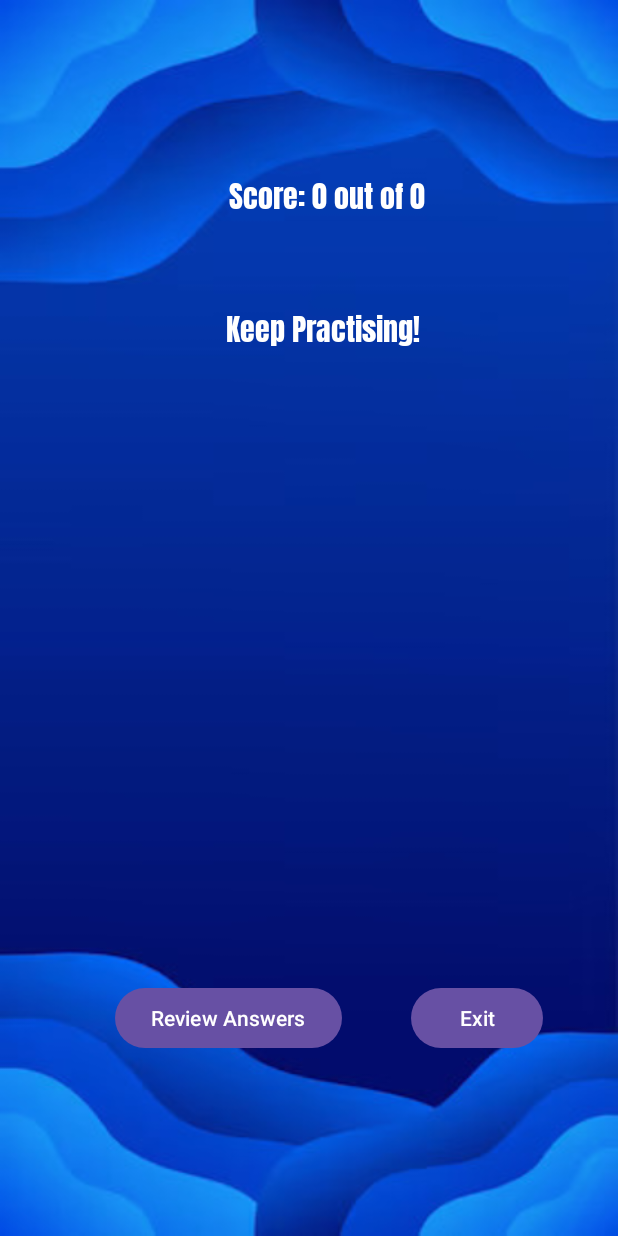
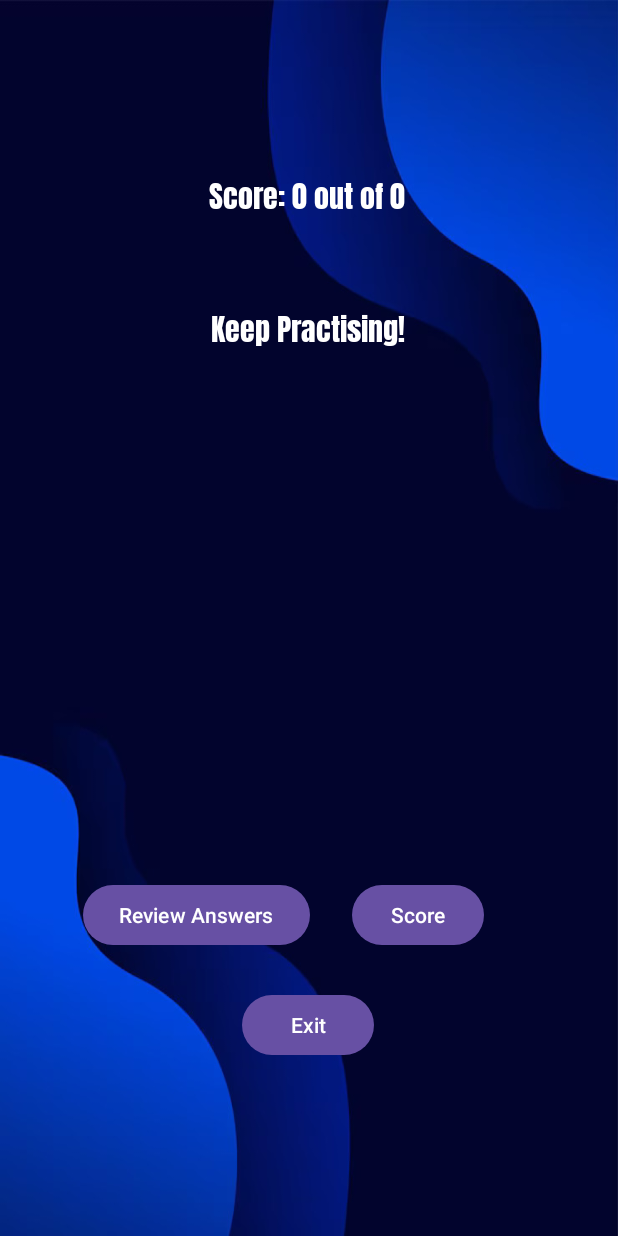
Before and after one commit to Taariq-Faker/Taariq-Faker-ST10479271-IMAD-ASSIGNEMENT-2, an Android app: the ScoreScreen screen opened directly, with no data from a screen before it, on a phone screen of 412 x 824 dp. Run offline under Robolectric (Android 15) with nearby library versions, the phone set to English and light mode, and no system bars.

Commit message:
-Added comments -Coded the third screen -Added a score button so that user can see there score again -Modified exit button so that is closes entire app -UI design changes 19/05/25

```diff
--- a/app/src/main/res/layout/activity_score_screen.xml
+++ b/app/src/main/res/layout/activity_score_screen.xml
@@ -5,7 +5,7 @@
     android:id="@+id/main"
     android:layout_width="match_parent"
     android:layout_height="match_parent"
-    android:background="@drawable/background_colorful_banner_modern_design_677411_3855"
+    android:background="@drawable/abstract_background_gradient_colorful_design_677411_3431"
     tools:context=".ScoreScreen">
 
   <TextView
@@ -19,7 +19,7 @@
       android:textSize="20sp"
       app:layout_constraintBottom_toBottomOf="parent"
       app:layout_constraintEnd_toEndOf="parent"
-      app:layout_constraintHorizontal_bias="0.551"
+      app:layout_constraintHorizontal_bias="0.497"
       app:layout_constraintStart_toStartOf="parent"
       app:layout_constraintTop_toTopOf="parent"
       app:layout_constraintVertical_bias="0.142" />
@@ -35,7 +35,7 @@
       android:textSize="20sp"
       app:layout_constraintBottom_toBottomOf="parent"
       app:layout_constraintEnd_toEndOf="parent"
-      app:layout_constraintHorizontal_bias="0.544"
+      app:layout_constraintHorizontal_bias="0.497"
       app:layout_constraintStart_toStartOf="parent"
       app:layout_constraintTop_toTopOf="parent"
       app:layout_constraintVertical_bias="0.255" />
@@ -47,10 +47,10 @@
       android:text="Review Answers"
       app:layout_constraintBottom_toBottomOf="parent"
       app:layout_constraintEnd_toEndOf="parent"
-      app:layout_constraintHorizontal_bias="0.293"
+      app:layout_constraintHorizontal_bias="0.212"
       app:layout_constraintStart_toStartOf="parent"
       app:layout_constraintTop_toTopOf="parent"
-      app:layout_constraintVertical_bias="0.844" />
+      app:layout_constraintVertical_bias="0.755" />
 
   <Button
       android:id="@+id/exitButton"
@@ -59,22 +59,34 @@
       android:text="Exit"
       app:layout_constraintBottom_toBottomOf="parent"
       app:layout_constraintEnd_toEndOf="parent"
-      app:layout_constraintHorizontal_bias="0.845"
+      app:layout_constraintHorizontal_bias="0.498"
       app:layout_constraintStart_toStartOf="parent"
       app:layout_constraintTop_toTopOf="parent"
-      app:layout_constraintVertical_bias="0.844" />
+      app:layout_constraintVertical_bias="0.85" />
 
   <TextView
       android:id="@+id/reviewTextView"
-      android:layout_width="307dp"
-      android:layout_height="500dp"
+      android:layout_width="326dp"
+      android:layout_height="473dp"
       android:fontFamily="@font/anton"
       android:textColor="@color/white"
       android:textSize="14sp"
       app:layout_constraintBottom_toBottomOf="parent"
       app:layout_constraintEnd_toEndOf="parent"
-      app:layout_constraintHorizontal_bias="0.596"
+      app:layout_constraintHorizontal_bias="0.494"
       app:layout_constraintStart_toStartOf="parent"
       app:layout_constraintTop_toTopOf="parent"
-      app:layout_constraintVertical_bias="0.151" />
+      app:layout_constraintVertical_bias="0.096" />
+
+  <Button
+      android:id="@+id/scoreButton"
+      android:layout_width="wrap_content"
+      android:layout_height="wrap_content"
+      android:text="Score"
+      app:layout_constraintBottom_toBottomOf="parent"
+      app:layout_constraintEnd_toEndOf="parent"
+      app:layout_constraintHorizontal_bias="0.724"
+      app:layout_constraintStart_toStartOf="parent"
+      app:layout_constraintTop_toTopOf="parent"
+      app:layout_constraintVertical_bias="0.755" />
 </androidx.constraintlayout.widget.ConstraintLayout>
```
Also changed, not shown: app/src/main/java/vcmsa/ci/taariq_faker_st10479271_imad_assignement_2/FlashcardQuestionScreen.kt (+29 -24 lines), app/src/main/java/vcmsa/ci/taariq_faker_st10479271_imad_assignement_2/ScoreScreen.kt (+30 -7 lines), app/src/main/res/layout/activity_flashcard_question_screen.xml (+18 -16 lines), app/src/main/res/layout/activity_main.xml (+22 -23 lines).
